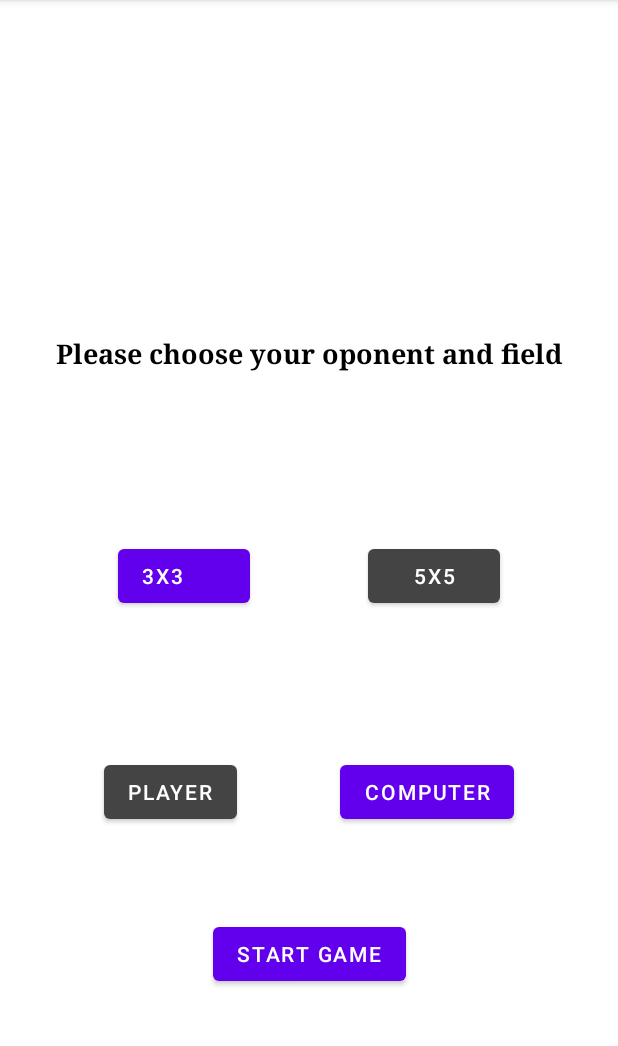
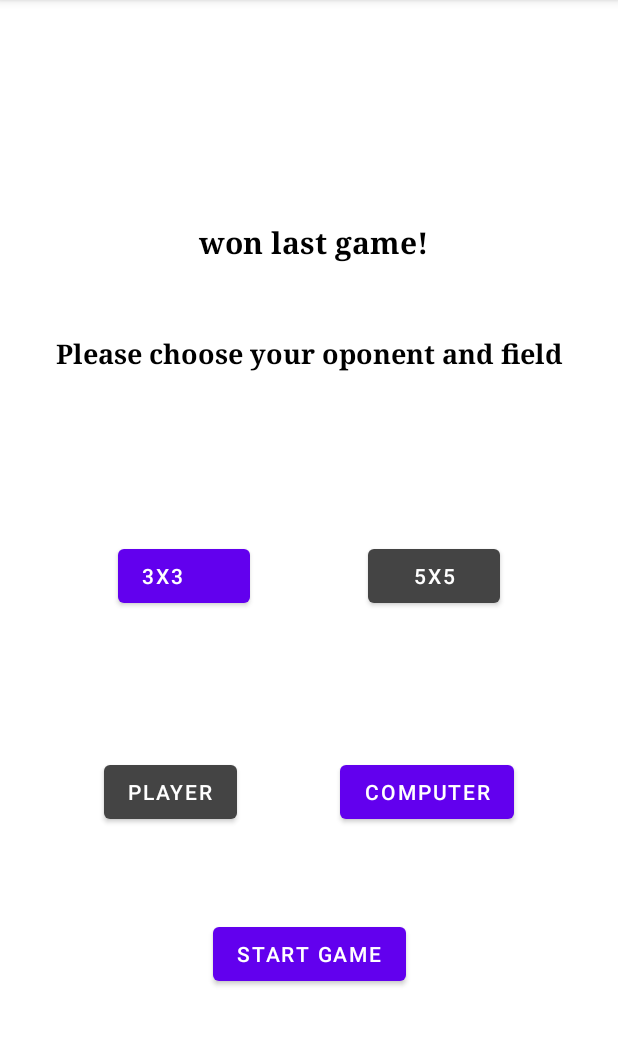
Before and after one commit to RideTheSkyP/Mobile-Applications, an Android app: the screen it shows after launch (MainActivity), on a phone screen of 412 x 824 dp, the part 84-1130 px from its top. Run offline under Robolectric (Android 15) with nearby library versions, the phone set to English and light mode, and no system bars.

Commit message:
Added bot

```diff
--- a/List2/tictactoe/src/main/res/layout/activity_main.xml
+++ b/List2/tictactoe/src/main/res/layout/activity_main.xml
@@ -6,6 +6,21 @@
     android:layout_width="match_parent"
     android:layout_height="match_parent"
     tools:context=".MainActivity">
+
+    <TextView
+        android:id="@+id/win"
+        android:layout_width="wrap_content"
+        android:layout_height="wrap_content"
+        android:fontFamily="serif"
+        android:text=""
+        android:textColor="@color/black"
+        android:textSize="20sp"
+        android:textStyle="bold"
+        app:layout_constraintBottom_toBottomOf="parent"
+        app:layout_constraintLeft_toLeftOf="parent"
+        app:layout_constraintRight_toRightOf="parent"
+        app:layout_constraintTop_toTopOf="parent"
+        app:layout_constraintVertical_bias="0.2"/>
 
     <TextView
         android:id="@+id/choseop"
```
Also changed, not shown: List2/tictactoe/src/main/java/com/labs/tictactoe/MainActivity.kt (+120 -24 lines), 3 other files.
